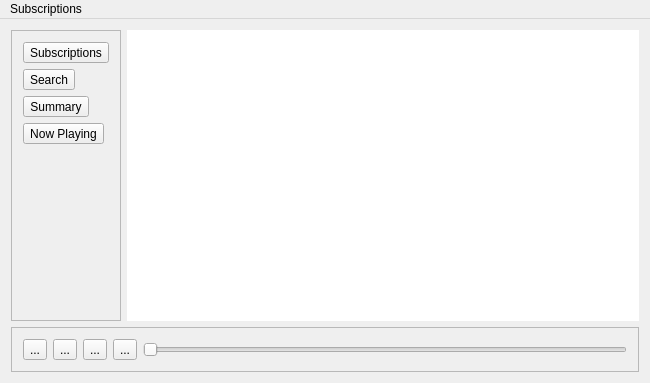
peternogg/OboePodcastPlayer, file player/OboeWindow.ui: the form before one commit.
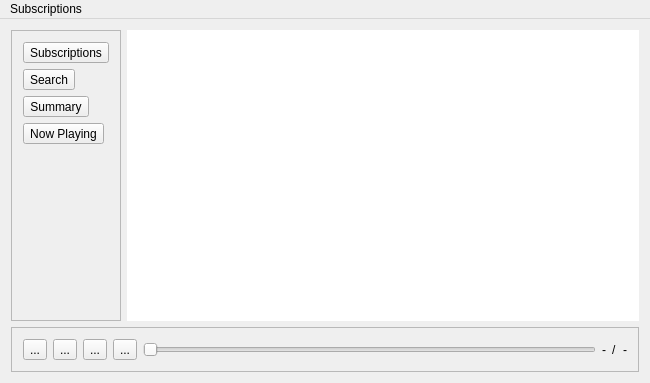
The form after the commit. Icons and pictures are not drawn.

```diff
--- a/player/OboeWindow.ui
+++ b/player/OboeWindow.ui
@@ -300,6 +300,27 @@
          </property>
         </widget>
        </item>
+       <item>
+        <widget class="QLabel" name="currentEpisodePosition">
+         <property name="text">
+          <string>-</string>
+         </property>
+        </widget>
+       </item>
+       <item>
+        <widget class="QLabel" name="label_2">
+         <property name="text">
+          <string>/</string>
+         </property>
+        </widget>
+       </item>
+       <item>
+        <widget class="QLabel" name="currentEpisodeLength">
+         <property name="text">
+          <string>-</string>
+         </property>
+        </widget>
+       </item>
       </layout>
      </widget>
     </item>
```
